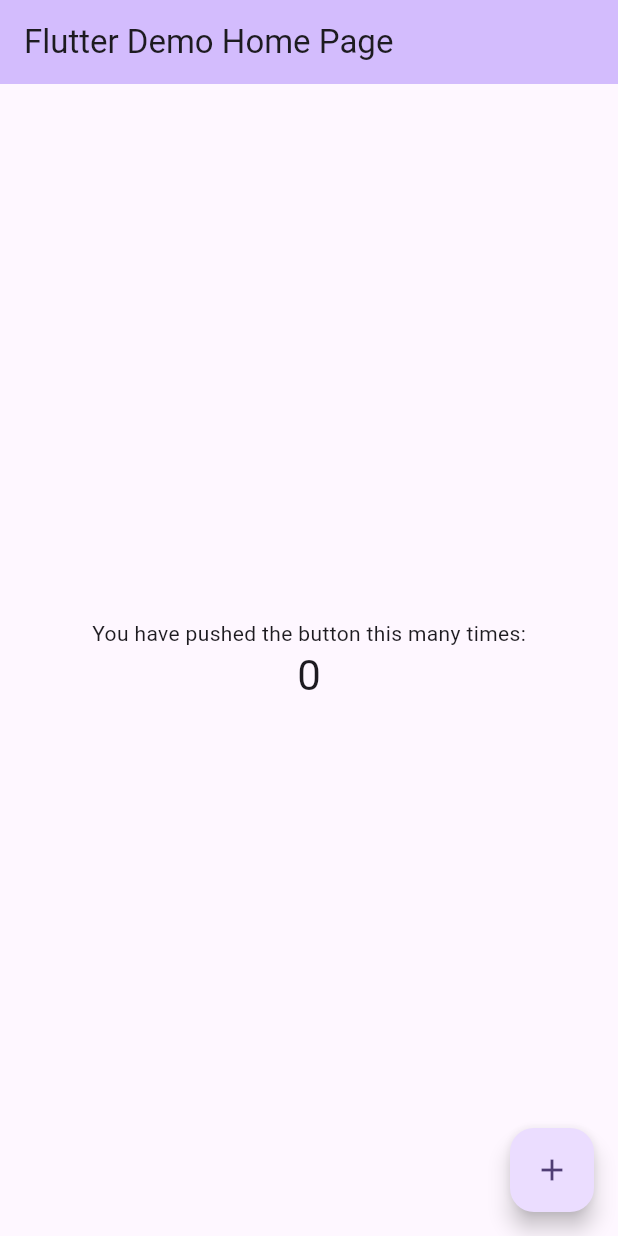
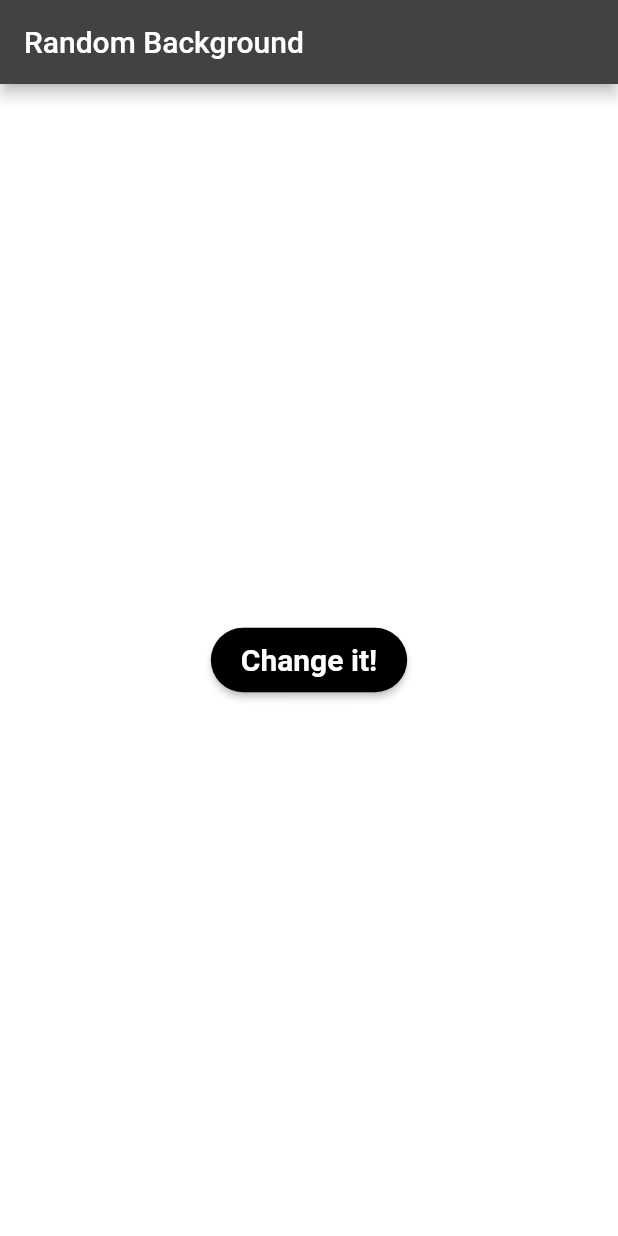
Before and after one commit to AayushPatel006/ColorChangerApp, a Flutter app: the screen it shows after launch, on a phone screen of 412 x 824 dp. Run offline on Flutter 3.47's test engine with Material 2 defaults, Android fonts, the phone set to English and light mode, and no system bars.

Commit message:
Project Completed

```diff
--- a/lib/main.dart
+++ b/lib/main.dart
@@ -1,125 +1,68 @@
 import 'package:flutter/material.dart';
+import 'dart:math';
 
-void main() {
-  runApp(const MyApp());
-}
+void main() => runApp(MyApp());
 
 class MyApp extends StatelessWidget {
-  const MyApp({super.key});
-
-  // This widget is the root of your application.
   @override
   Widget build(BuildContext context) {
     return MaterialApp(
-      title: 'Flutter Demo',
-      theme: ThemeData(
-        // This is the theme of your application.
-        //
-        // TRY THIS: Try running your application with "flutter run". You'll see
-        // the application has a blue toolbar. Then, without quitting the app,
-        // try changing the seedColor in the colorScheme below to Colors.green
-        // and then invoke "hot reload" (save your changes or press the "hot
-        // reload" button in a Flutter-supported IDE, or press "r" if you used
-        // the command line to start the app).
-        //
-        // Notice that the counter didn't reset back to zero; the application
-        // state is not lost during the reload. To reset the state, use hot
-        // restart instead.
-        //
-        // This works for code too, not just values: Most code changes can be
-        // tested with just a hot reload.
-        colorScheme: ColorScheme.fromSeed(seedColor: Colors.deepPurple),
-        useMaterial3: true,
+      title: "BG changer",
+      debugShowCheckedModeBanner: false,
+      theme: ThemeData.dark(),
+      home: Scaffold(
+        appBar: AppBar(title: Text("Random Background")),
+        body: HomePage(),
       ),
-      home: const MyHomePage(title: 'Flutter Demo Home Page'),
     );
   }
 }
 
-class MyHomePage extends StatefulWidget {
-  const MyHomePage({super.key, required this.title});
-
-  // This widget is the home page of your application. It is stateful, meaning
-  // that it has a State object (defined below) that contains fields that affect
-  // how it looks.
-
-  // This class is the configuration for the state. It holds the values (in this
-  // case the title) provided by the parent (in this case the App widget) and
-  // used by the build method of the State. Fields in a Widget subclass are
-  // always marked "final".
-
-  final String title;
-
+class HomePage extends StatefulWidget {
   @override
-  State<MyHomePage> createState() => _MyHomePageState();
+  _HomePageState createState() => _HomePageState();
 }
 
-class _MyHomePageState extends State<MyHomePage> {
-  int _counter = 0;
-
-  void _incrementCounter() {
+class _HomePageState extends State<HomePage> {
+  var counter = 0;
+  var colors = [
+    Colors.amber,
+    Colors.black,
+    Colors.blue,
+    Colors.yellow,
+    Colors.green,
+    Colors.red,
+    Colors.pink,
+    Colors.orange
+  ];
+  var currentColor = Colors.white;
+  var currentButtonColor = Colors.black;
+  setRandomColor() {
+    var rnd = Random().nextInt(colors.length);
+    var rnd2 = Random().nextInt(colors.length);
     setState(() {
-      // This call to setState tells the Flutter framework that something has
-      // changed in this State, which causes it to rerun the build method below
-      // so that the display can reflect the updated values. If we changed
-      // _counter without calling setState(), then the build method would not be
-      // called again, and so nothing would appear to happen.
-      _counter++;
+      currentColor = colors[rnd];
+      currentButtonColor = colors[rnd2];
     });
   }
 
   @override
   Widget build(BuildContext context) {
-    // This method is rerun every time setState is called, for instance as done
-    // by the _incrementCounter method above.
-    //
-    // The Flutter framework has been optimized to make rerunning build methods
-    // fast, so that you can just rebuild anything that needs updating rather
-    // than having to individually change instances of widgets.
-    return Scaffold(
-      appBar: AppBar(
-        // TRY THIS: Try changing the color here to a specific color (to
-        // Colors.amber, perhaps?) and trigger a hot reload to see the AppBar
-        // change color while the other colors stay the same.
-        backgroundColor: Theme.of(context).colorScheme.inversePrimary,
-        // Here we take the value from the MyHomePage object that was created by
-        // the App.build method, and use it to set our appbar title.
-        title: Text(widget.title),
-      ),
-      body: Center(
-        // Center is a layout widget. It takes a single child and positions it
-        // in the middle of the parent.
-        child: Column(
-          // Column is also a layout widget. It takes a list of children and
-          // arranges them vertically. By default, it sizes itself to fit its
-          // children horizontally, and tries to be as tall as its parent.
-          //
-          // Column has various properties to control how it sizes itself and
-          // how it positions its children. Here we use mainAxisAlignment to
-          // center the children vertically; the main axis here is the vertical
-          // axis because Columns are vertical (the cross axis would be
-          // horizontal).
-          //
-          // TRY THIS: Invoke "debug painting" (choose the "Toggle Debug Paint"
-          // action in the IDE, or press "p" in the console), to see the
-          // wireframe for each widget.
-          mainAxisAlignment: MainAxisAlignment.center,
-          children: <Widget>[
-            const Text(
-              'You have pushed the button this many times:',
-            ),
-            Text(
-              '$_counter',
-              style: Theme.of(context).textTheme.headlineMedium,
-            ),
-          ],
+    return Container(
+      child: Center(
+        child: ElevatedButton(
+          onPressed: setRandomColor,
+          style: ElevatedButton.styleFrom(
+            textStyle: TextStyle(fontWeight: FontWeight.bold, fontSize: 20),
+            shape: RoundedRectangleBorder(
+                borderRadius: BorderRadius.circular(30.0)),
+            primary: currentButtonColor,
+            padding: EdgeInsets.fromLTRB(20, 10, 20, 10),
+          ),
+          child: Text("Change it!"),
         ),
       ),
-      floatingActionButton: FloatingActionButton(
-        onPressed: _incrementCounter,
-        tooltip: 'Increment',
-        child: const Icon(Icons.add),
-      ), // This trailing comma makes auto-formatting nicer for build methods.
+      color: currentColor,
     );
   }
 }
```
